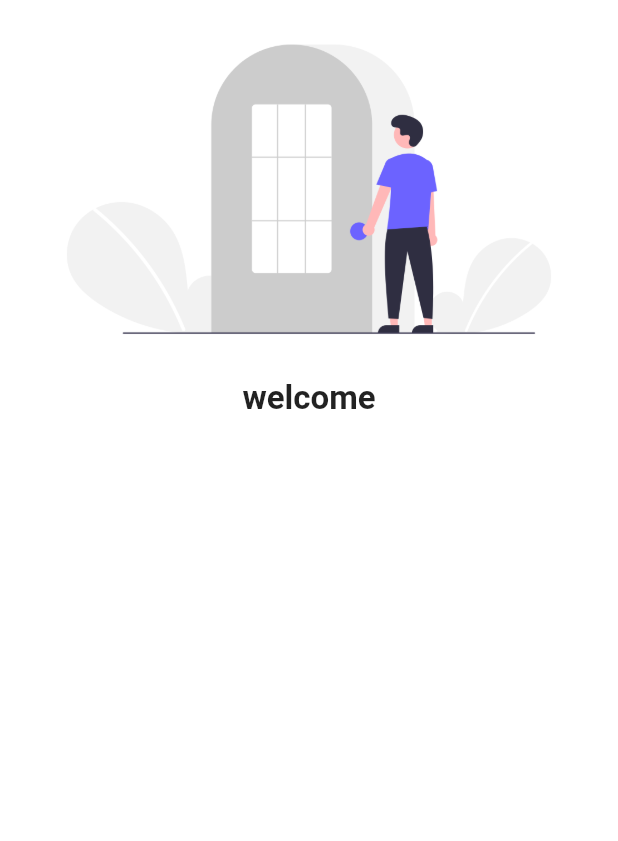
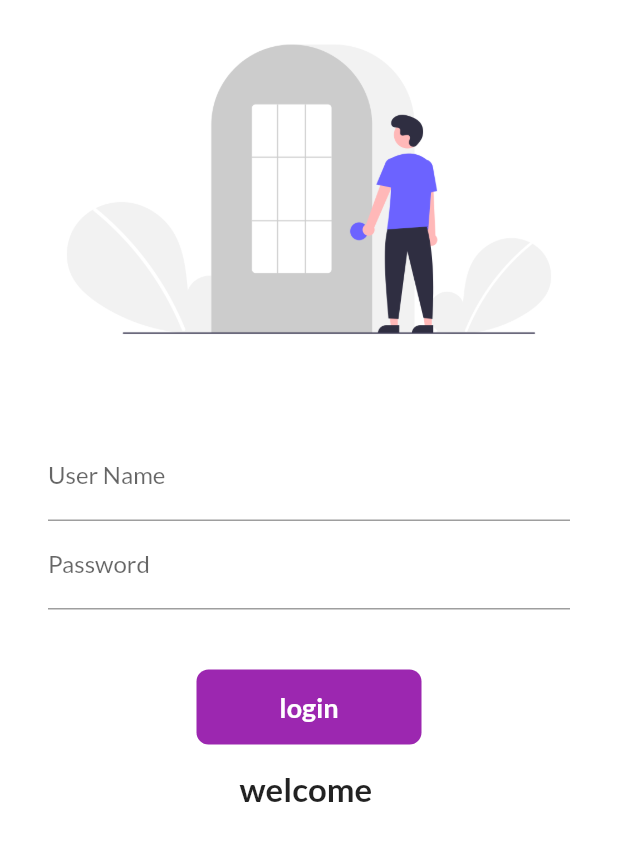
Before and after one commit to ranamgithub/30daysofFlutter, a Flutter app: the screen it shows after launch, on a phone screen of 412 x 824 dp. Shown: the top 841 px of the screen. Run offline on Flutter 3.47's test engine with Material 2 defaults, Android fonts, the phone set to English and light mode, and no system bars; our stand-ins replace google_fonts.

Commit message:
Day 6 completed

```diff
--- a/lib/login_page.dart
+++ b/lib/login_page.dart
@@ -1,25 +1,99 @@
 import 'package:flutter/material.dart';
+import 'package:flutter_application_1/utilis/routes.dart';
 
-class loginpage extends StatelessWidget {
-  get style => null;
+class loginpage extends StatefulWidget {
+  @override
+  State<loginpage> createState() => _loginpageState();
+}
+
+class _loginpageState extends State<loginpage> {
+ String name = "";
+ bool changebutton = false;
+
+  IconData? done;
+
+
 
 
   @override
   Widget build(BuildContext context) {
     return Material(
       color: Colors.white,
+      child:SingleChildScrollView(
       child:Column(
         children: [
           Image.asset("assets/images/login_images.png",
           fit: BoxFit.cover),
-          Text("welcome",
+          const SizedBox(
+            height: 20.0,
+          ),
+          Padding(
+            padding: const EdgeInsets.symmetric(vertical:16.0,horizontal: 32.0),
+            child: Column(children: [
+              TextFormField(
+              decoration: const InputDecoration(
+                hintText: "Enter username",
+                labelText: "User Name",
+              ),
+              onChanged: (value){
+                name = value;
+              },
+            ),
+               TextFormField(
+                 obscureText: true,
+              decoration: const InputDecoration(
+                hintText: "Enter Password",
+                labelText: "Password",
+              ),
+            ),
+            const SizedBox(
+            height: 40.0,
+          ),
+            InkWell(
+              onTap: () async{
+                setState(() {
+                  changebutton = true;
+                });
+                await Future.delayed(Duration(seconds : 1));
+                 Navigator.pushNamed(context, MyRoutes.homeRoute);
+              },
+            child: AnimatedContainer(
+              duration: Duration(seconds: 1),
+              width: changebutton ?50 : 150,
+              height: 50,
+              alignment: Alignment.center,
+              child:changebutton?Icon(done,color: Colors.white ): Text(
+                "login",
+                style: TextStyle(
+                  color : Colors.white,
+                  fontWeight :FontWeight.bold,
+                  fontSize:18),
+              ),
+              decoration: BoxDecoration(
+                color: Colors.purple,
+                borderRadius: BorderRadius.circular(changebutton ? 50 : 8)
+              ),
+            ),
+          )
+          // ElevatedButton(
+          //   child: const Text("Login"),
+          //   style: TextButton.styleFrom(maximumSize:const Size(150, 40)),
+          //   onPressed: () {
+          //    Navigator.pushNamed(context, MyRoutes.homeRoute);
+          //   },
+          // ),
+            ],
+
+            ),
+          ),
+           Text("welcome $name",
           style: TextStyle(
             fontSize: 22,
             fontWeight: FontWeight.bold
           ),)
         ],
-      )
-    );
+      ),
+      ));
 
 }
 }
--- a/lib/main.dart
+++ b/lib/main.dart
@@ -1,10 +1,11 @@
 import 'package:flutter/material.dart';
 import 'package:flutter_application_1/login_page.dart';
+import 'package:flutter_application_1/utilis/routes.dart';
 import 'package:google_fonts/google_fonts.dart';
 import 'package:flutter_application_1/pages/home_page.dart';
 
 void main(){
-  runApp(MyApp());
+  runApp(const MyApp());
 }
 class MyApp  extends StatelessWidget {
   const MyApp ({ Key? key }) : super(key: key);
@@ -15,21 +16,17 @@ class MyApp  extends StatelessWidget {
      themeMode: ThemeMode.light,
      theme: ThemeData(
        primarySwatch: Colors.deepPurple,
+       fontFamily: GoogleFonts.lato().fontFamily,
+       primaryTextTheme: GoogleFonts.latoTextTheme(),
        ),
-     darkTheme: ThemeData(
-       brightness: Brightness.dark
-     ),
-
-     routes: {
+       darkTheme: ThemeData(
+         brightness: Brightness.light
+       ),
+       debugShowCheckedModeBanner: false,
+        routes: {
        "/":(context) =>  loginpage(),
-        "/home":(context) =>  homepage(),
-        "/Login":(context) =>  loginpage(),    },
+       MyRoutes.homeRoute:(context) =>  homepage(),
+       MyRoutes.loginRoute:(context) =>  loginpage(),    },
    );
   }
   }
-
-class GoogleFonts {
-  static latoTextTheme() {}
-
-  static lato(String s) {}
-}
--- a/lib/pages/home_page.dart
+++ b/lib/pages/home_page.dart
@@ -2,6 +2,8 @@ import 'package:flutter/material.dart';
 
 
 class homepage extends StatelessWidget {
+  final int days = 30;
+  final String name = "codepur";
 
 
   const homepage({ Key? key }) : super(key: key);
--- /dev/null
+++ b/lib/utilis/routes.dart
@@ -0,0 +1,4 @@
+class MyRoutes{
+  static String loginRoute = "/login";
+   static String homeRoute = "/home";
+}
```
